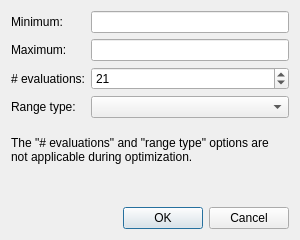
Qt form frcpredict/ui/input/common/value_boxes/set_value_range_dialog.ui (Bodeeen/Resolution_prediction_software) before a commit.
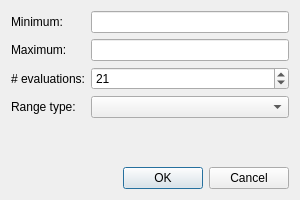
The same form after that commit. Custom widgets are drawn as their Qt base class.

Commit message: feat: button for setting optimal multivalue values (#20)

Diff of the .ui file:
```diff
--- a/frcpredict/ui/input/common/value_boxes/set_value_range_dialog.ui
+++ b/frcpredict/ui/input/common/value_boxes/set_value_range_dialog.ui
@@ -7,7 +7,7 @@
     <x>0</x>
     <y>0</y>
     <width>300</width>
-    <height>240</height>
+    <height>200</height>
    </rect>
   </property>
   <property name="sizePolicy">
@@ -19,13 +19,13 @@
   <property name="minimumSize">
    <size>
     <width>300</width>
-    <height>240</height>
+    <height>200</height>
    </size>
   </property>
   <property name="maximumSize">
    <size>
     <width>300</width>
-    <height>240</height>
+    <height>200</height>
    </size>
   </property>
   <property name="windowTitle">
@@ -36,7 +36,7 @@
     <number>18</number>
    </property>
    <item>
-    <layout class="QVBoxLayout" name="verticalLayout_3" stretch="0,1">
+    <layout class="QVBoxLayout" name="verticalLayout_3" stretch="0">
      <property name="spacing">
       <number>18</number>
      </property>
@@ -100,19 +100,6 @@
        </item>
       </layout>
      </item>
-     <item>
-      <widget class="QLabel" name="label_5">
-       <property name="text">
-        <string>The &quot;# evaluations&quot; and &quot;range type&quot; options are not applicable during optimization.</string>
-       </property>
-       <property name="alignment">
-        <set>Qt::AlignLeading|Qt::AlignLeft|Qt::AlignTop</set>
-       </property>
-       <property name="wordWrap">
-        <bool>true</bool>
-       </property>
-      </widget>
-     </item>
     </layout>
    </item>
    <item>
```
The commit also changes 4 other files.
